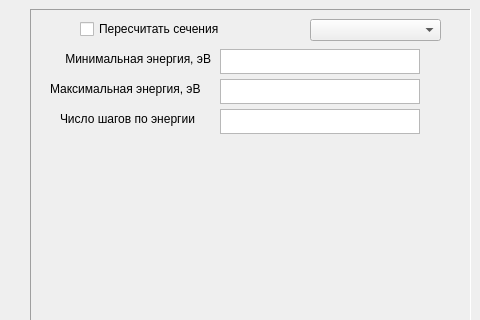
First picture: the form in Elphoneut.ui, repository Vostoro/Neutron, before the edit; both pictures show x 466 to 946 and y 0 to 320 of the 946 by 892 pixel window.
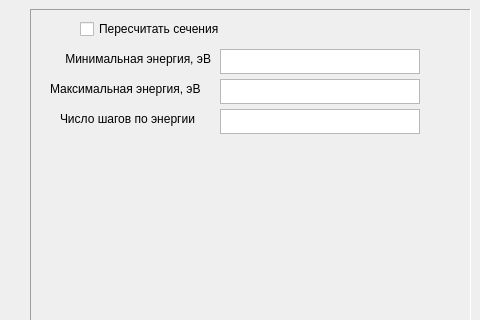
Second picture: the form after the edit.

The edit to the form file:
```diff
--- a/Elphoneut.ui
+++ b/Elphoneut.ui
@@ -633,16 +633,6 @@
           </size>
          </property>
         </widget>
-        <widget class="QComboBox" name="ProgramChannelBox">
-         <property name="geometry">
-          <rect>
-           <x>280</x>
-           <y>10</y>
-           <width>131</width>
-           <height>22</height>
-          </rect>
-         </property>
-        </widget>
        </widget>
       </item>
      </layout>
```
Left out of the diff: 2 changed lines with no effect on the pictures.
